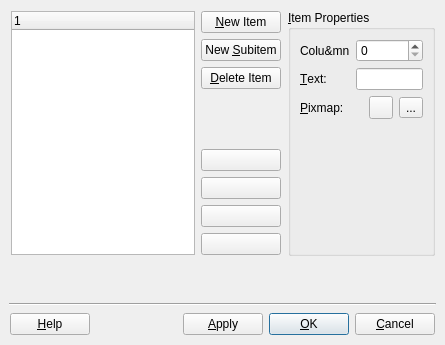
Old version of the form tools/designer/src/components/taskmenu/treewidgeteditor.ui in the repository arnt/qt-history2.
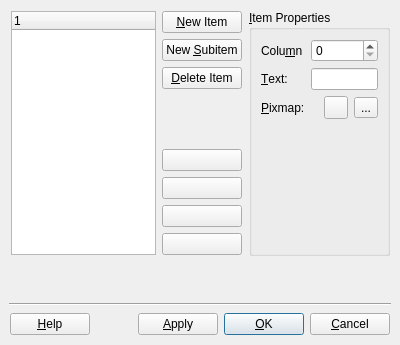
New version of the form.

Commit message:
p4i integration Integrate 171893 from 4.0 to main: Fixes:    preview of the buddy connections Task:     none RevBy:    Jacek AutoTest: none Details:  the idea is to use the internal QDesignerLabel in 	  previewForm.
[git-p4: depot-paths = "//depot/qt/main/": change = 171894]

Diff of the .ui file:
```diff
--- a/tools/designer/src/components/taskmenu/treewidgeteditor.ui
+++ b/tools/designer/src/components/taskmenu/treewidgeteditor.ui
@@ -11,7 +11,7 @@
    <rect>
     <x>0</x>
     <y>0</y>
-    <width>445</width>
+    <width>400</width>
     <height>345</height>
    </rect>
   </property>
@@ -57,7 +57,7 @@
          </property>
          <property name="geometry" >
           <rect>
-           <x>188</x>
+           <x>143</x>
            <y>205</y>
            <width>83</width>
            <height>27</height>
@@ -75,7 +75,7 @@
          </property>
          <property name="geometry" >
           <rect>
-           <x>188</x>
+           <x>143</x>
            <y>139</y>
            <width>83</width>
            <height>27</height>
@@ -93,7 +93,7 @@
          </property>
          <property name="geometry" >
           <rect>
-           <x>188</x>
+           <x>143</x>
            <y>67</y>
            <width>83</width>
            <height>27</height>
@@ -111,7 +111,7 @@
          </property>
          <property name="geometry" >
           <rect>
-           <x>188</x>
+           <x>143</x>
            <y>1</y>
            <width>83</width>
            <height>27</height>
@@ -129,7 +129,7 @@
          </property>
          <property name="geometry" >
           <rect>
-           <x>188</x>
+           <x>143</x>
            <y>172</y>
            <width>83</width>
            <height>27</height>
@@ -147,7 +147,7 @@
          </property>
          <property name="geometry" >
           <rect>
-           <x>188</x>
+           <x>143</x>
            <y>106</y>
            <width>83</width>
            <height>27</height>
@@ -165,7 +165,7 @@
          </property>
          <property name="geometry" >
           <rect>
-           <x>188</x>
+           <x>143</x>
            <y>100</y>
            <width>83</width>
            <height>0</height>
@@ -189,7 +189,7 @@
          </property>
          <property name="geometry" >
           <rect>
-           <x>188</x>
+           <x>143</x>
            <y>34</y>
            <width>83</width>
            <height>27</height>
@@ -209,7 +209,7 @@
           <rect>
            <x>1</x>
            <y>1</y>
-           <width>181</width>
+           <width>136</width>
            <height>231</height>
           </rect>
          </property>
@@ -224,7 +224,7 @@
        </property>
        <property name="geometry" >
         <rect>
-         <x>279</x>
+         <x>234</x>
          <y>1</y>
          <width>147</width>
          <height>233</height>
@@ -268,9 +268,9 @@
           </property>
           <property name="geometry" >
            <rect>
-            <x>23</x>
+            <x>11</x>
             <y>110</y>
-            <width>20</width>
+            <width>44</width>
             <height>112</height>
            </rect>
           </property>
@@ -320,7 +320,7 @@
            <string>Colu&amp;mn</string>
           </property>
           <property name="buddy" >
-           <cstring>spinBox</cstring>
+           <cstring>columnsSpinBox</cstring>
           </property>
          </widget>
         </item>
@@ -426,9 +426,9 @@
      </property>
      <property name="geometry" >
       <rect>
-       <x>212</x>
+       <x>9</x>
        <y>250</y>
-       <width>20</width>
+       <width>382</width>
        <height>40</height>
       </rect>
      </property>
@@ -455,7 +455,7 @@
       <rect>
        <x>9</x>
        <y>296</y>
-       <width>427</width>
+       <width>382</width>
        <height>3</height>
       </rect>
      </property>
@@ -505,7 +505,7 @@
         <rect>
          <x>82</x>
          <y>1</y>
-         <width>99</width>
+         <width>54</width>
          <height>29</height>
         </rect>
        </property>
@@ -527,7 +527,7 @@
        </property>
        <property name="geometry" >
         <rect>
-         <x>187</x>
+         <x>142</x>
          <y>2</y>
          <width>75</width>
          <height>27</height>
@@ -545,7 +545,7 @@
        </property>
        <property name="geometry" >
         <rect>
-         <x>268</x>
+         <x>223</x>
          <y>1</y>
          <width>77</width>
          <height>29</height>
@@ -566,7 +566,7 @@
        </property>
        <property name="geometry" >
         <rect>
-         <x>351</x>
+         <x>306</x>
          <y>2</y>
          <width>75</width>
          <height>27</height>
```
The commit also changes 2 other files.
